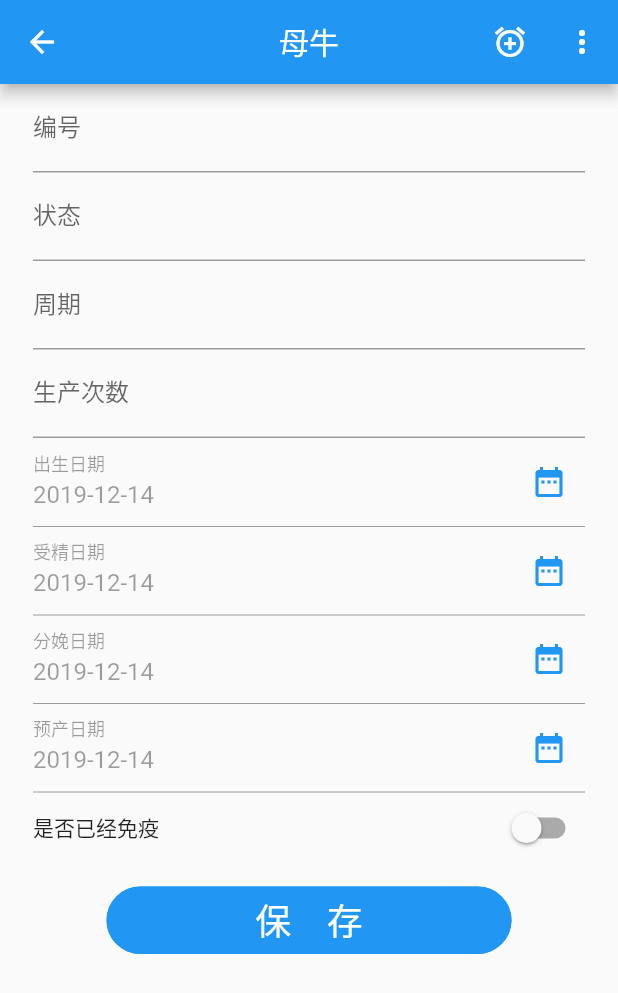
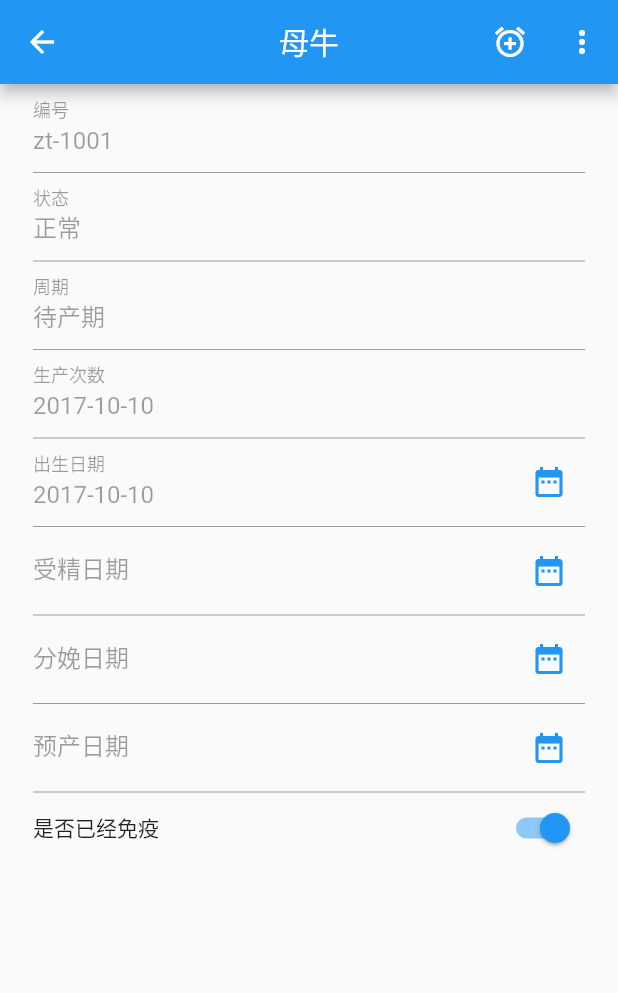
Before and after one commit to fivem/flutter_shiniu, a Flutter app: the WaitingParturition screen opened directly, after a tap on the "add" icon, on a phone screen of 412 x 824 dp. Shown: the top 993 px of the screen. Run offline on Flutter 3.47's test engine with Material 2 defaults, Android fonts, the phone set to English and light mode, and no system bars; our stand-ins replace dio, sqflite; missing offline and left inert: mock_web_server; accounts and stored records are empty.

Commit message:
init data

```diff
--- a/lib/main/producePage/productDetailPage/cowFormPage.dart
+++ b/lib/main/producePage/productDetailPage/cowFormPage.dart
@@ -6,22 +6,31 @@ import 'package:flutter_shiniu/main/commonAppBar.dart';
 import 'package:flutter_shiniu/main/producePage/entity/cowEntity.dart';
 
 class CowFormPage extends StatefulWidget {
-
+  CowEntity cow;
   bool enable;
-  CowFormPage({this.enable = true});
+  CowFormPage({this.enable = true,this.cow});
   @override
-  _CowFormPageState createState() => _CowFormPageState();
+  _CowFormPageState createState() => _CowFormPageState(this.cow);
 }
 
 class _CowFormPageState extends State<CowFormPage> {
   final _formKey = GlobalKey<FormState>();
-  TextEditingController _birthDayController = TextEditingController(text: formatDate(DateTime.now(), [yyyy, "-", mm, "-", dd]));
-  TextEditingController _fertilizationDateController = TextEditingController(text: formatDate(DateTime.now(), [yyyy, "-", mm, "-", dd]));
-  TextEditingController _childbirthDateController = TextEditingController(text: formatDate(DateTime.now(), [yyyy, "-", mm, "-", dd]));
-  TextEditingController _EDCDateController = TextEditingController(text: formatDate(DateTime.now(), [yyyy, "-", mm, "-", dd]));
+  TextEditingController _birthDayController;
+  TextEditingController _fertilizationDateController;
+  TextEditingController _childbirthDateController;
+  TextEditingController _EDCDateController;
+  CowEntity cowEntity = new CowEntity();
 
-  CowEntity cowEntity = new CowEntity();
-  int _immuno = 0;
+  _CowFormPageState(cow){
+    if(cow!=null){
+      cowEntity = cow;
+    }
+
+    _birthDayController = TextEditingController(text: cowEntity.birthDay==null ?formatDate( DateTime.now(), [yyyy, "-", mm, "-", dd]):cowEntity.birthDay);
+    _fertilizationDateController = TextEditingController();
+    _childbirthDateController = TextEditingController();
+    _EDCDateController = TextEditingController();
+  }
   @override
   Widget build(BuildContext context) {
 
@@ -34,6 +43,7 @@ class _CowFormPageState extends State<CowFormPage> {
           children: <Widget>[
              TextFormField(
                enabled: widget.enable,
+               initialValue: cowEntity.cowCode,
                decoration: InputDecoration(
                 labelText: '编号',
                ),
@@ -41,6 +51,7 @@ class _CowFormPageState extends State<CowFormPage> {
             ),
             TextFormField(
               enabled: widget.enable,
+              initialValue: cowEntity.state,
               decoration: InputDecoration(
                 labelText: '状态'
               ),
@@ -48,6 +59,7 @@ class _CowFormPageState extends State<CowFormPage> {
             ),
             TextFormField(
               enabled: widget.enable,
+              initialValue: cowEntity.period,
               decoration: InputDecoration(
                 labelText: '周期'
               ),
@@ -58,6 +70,7 @@ class _CowFormPageState extends State<CowFormPage> {
             ),
             TextFormField(
              enabled: widget.enable,
+             initialValue: cowEntity.birthDay,
              keyboardType: TextInputType.number,
              decoration: InputDecoration(
                  labelText: '生产次数'
@@ -83,11 +96,11 @@ class _CowFormPageState extends State<CowFormPage> {
                  child:Align(
                  alignment: Alignment.centerRight,
                  child: Switch(
-                   value: this._immuno==0?false:true,
+                   value: cowEntity.immuno==1?true:false,
                    onChanged: (value){
                      if(widget.enable!=false){
                        setState(() {
-                         this._immuno = value?1:0;
+                         cowEntity.immuno = value?1:0;
                        });
                      }
                    },
@@ -99,7 +112,9 @@ class _CowFormPageState extends State<CowFormPage> {
             ),
 
             SizedBox(height: 15.0),
-            Align(
+            Visibility(
+              visible: widget.enable,
+              child:Align(
               child:SizedBox(
                 height: 45.0,
                 width: 270.0,
@@ -121,8 +136,7 @@ class _CowFormPageState extends State<CowFormPage> {
                 ),
               )
             )
-
-
+          )
           ],
         ),
       ),
--- a/lib/main/producePage/productDetailPage/waitingParturition.dart
+++ b/lib/main/producePage/productDetailPage/waitingParturition.dart
@@ -1,6 +1,7 @@
 
 import 'package:flutter/material.dart';
 import 'package:flutter_shiniu/common/sqflite/sqfliteHandler.dart';
+import 'package:flutter_shiniu/main/producePage/entity/cowEntity.dart';
 import 'package:flutter_shiniu/main/producePage/productDetailPage/cowFormPage.dart';
 
 import '../../commonAppBar.dart';
@@ -16,7 +17,7 @@ class _WaitingParturitionState extends State<WaitingParturition> {
   Widget build(BuildContext context) {
     _addInfo(){
       Navigator.of(context).push(MaterialPageRoute(builder: (_){
-        return CowFormPage();
+        return CowFormPage(enable: false,cow:CowEntity(cowCode:'zt-1001',state: '正常',period: '待产期',birthCount: 3,birthDay: '2017-10-10',fertilizationDate: '2019-01-05',EDC: '2019-12-05',immuno: 1));
       }));
     }
     return Scaffold(
```
Lines whose indentation alone changed are shown as unchanged.
